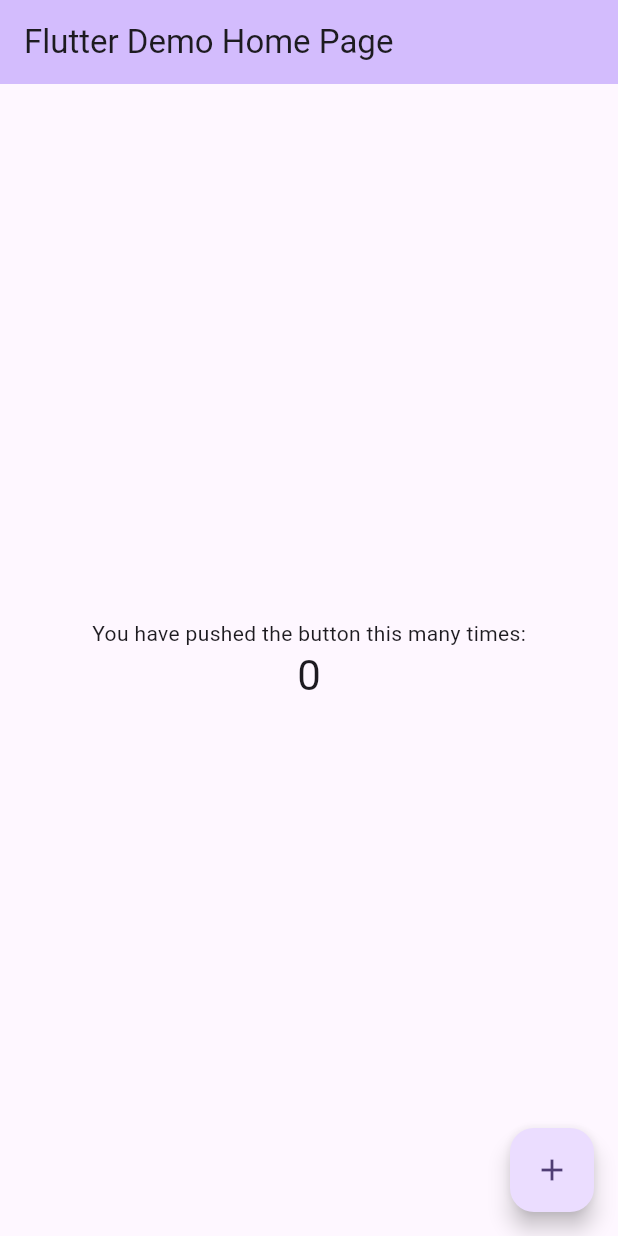
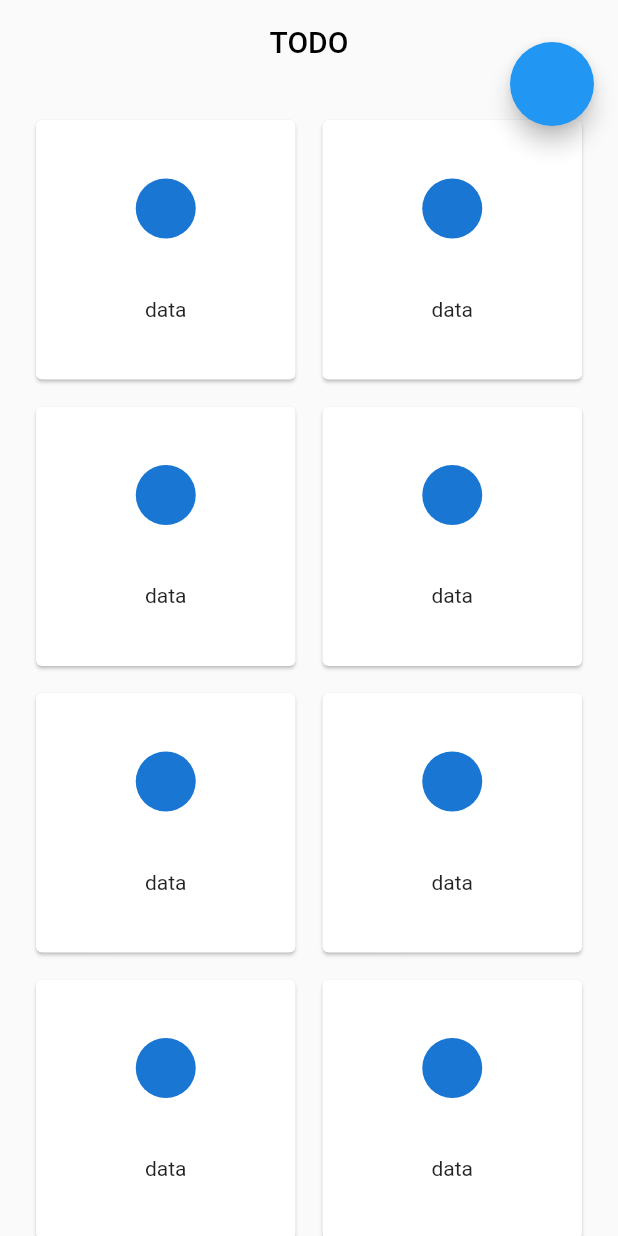
Before and after one commit to Swethanidhun/McMillan-Task, a Flutter app: the screen it shows after launch, on a phone screen of 412 x 824 dp. Run offline on Flutter 3.47's test engine with Material 2 defaults, Android fonts, the light colour scheme and no system bars.

Commit message:
main and homepage created

```diff
--- /dev/null
+++ b/userpaymentapp/lib/homepage.dart
@@ -0,0 +1,37 @@
+import 'package:flutter/material.dart';
+
+class Homepage extends StatelessWidget {
+  const Homepage({super.key});
+
+  @override
+  Widget build(BuildContext context) {
+    return Scaffold(
+      floatingActionButton: FloatingActionButton(onPressed: () {
+
+      },),
+     floatingActionButtonLocation: FloatingActionButtonLocation.endTop,
+        appBar: AppBar(
+          title: const Center(
+              child: Text(
+            "TODO",
+            style: TextStyle(color: Colors.black),
+          )),
+          backgroundColor: Colors.transparent,
+          elevation: 0,
+        ),
+        body: GridView.builder(gridDelegate: const SliverGridDelegateWithFixedCrossAxisCount(crossAxisCount: 2,mainAxisSpacing: 10.0,crossAxisSpacing: 10.0),itemCount: 9,padding: EdgeInsets.all(20),itemBuilder: (context, index) {
+          return const Card(
+
+            child: Column(
+              mainAxisAlignment: MainAxisAlignment.spaceEvenly,
+              children: [
+                CircleAvatar(
+                ),
+                Text("data")
+              ],
+            ),
+          );
+        },)
+        );
+  }
+}
--- a/userpaymentapp/lib/main.dart
+++ b/userpaymentapp/lib/main.dart
@@ -1,125 +1,22 @@
 import 'package:flutter/material.dart';
+import 'package:userpaymentapp/homepage.dart';
 
-void main() {
+void main(List<String> args) {
   runApp(const MyApp());
 }
-
-class MyApp extends StatelessWidget {
+class MyApp extends StatefulWidget {
   const MyApp({super.key});
 
-  // This widget is the root of your application.
+  @override
+  State<MyApp> createState() => _MyAppState();
+}
+
+class _MyAppState extends State<MyApp> {
   @override
   Widget build(BuildContext context) {
-    return MaterialApp(
-      title: 'Flutter Demo',
-      theme: ThemeData(
-        // This is the theme of your application.
-        //
-        // TRY THIS: Try running your application with "flutter run". You'll see
-        // the application has a blue toolbar. Then, without quitting the app,
-        // try changing the seedColor in the colorScheme below to Colors.green
-        // and then invoke "hot reload" (save your changes or press the "hot
-        // reload" button in a Flutter-supported IDE, or press "r" if you used
-        // the command line to start the app).
-        //
-        // Notice that the counter didn't reset back to zero; the application
-        // state is not lost during the reload. To reset the state, use hot
-        // restart instead.
-        //
-        // This works for code too, not just values: Most code changes can be
-        // tested with just a hot reload.
-        colorScheme: ColorScheme.fromSeed(seedColor: Colors.deepPurple),
-        useMaterial3: true,
-      ),
-      home: const MyHomePage(title: 'Flutter Demo Home Page'),
+    return const MaterialApp(
+      debugShowCheckedModeBanner:false,
+      home: Homepage(),
     );
   }
 }
-
-class MyHomePage extends StatefulWidget {
-  const MyHomePage({super.key, required this.title});
-
-  // This widget is the home page of your application. It is stateful, meaning
-  // that it has a State object (defined below) that contains fields that affect
-  // how it looks.
-
-  // This class is the configuration for the state. It holds the values (in this
-  // case the title) provided by the parent (in this case the App widget) and
-  // used by the build method of the State. Fields in a Widget subclass are
-  // always marked "final".
-
-  final String title;
-
-  @override
-  State<MyHomePage> createState() => _MyHomePageState();
-}
-
-class _MyHomePageState extends State<MyHomePage> {
-  int _counter = 0;
-
-  void _incrementCounter() {
-    setState(() {
-      // This call to setState tells the Flutter framework that something has
-      // changed in this State, which causes it to rerun the build method below
-      // so that the display can reflect the updated values. If we changed
-      // _counter without calling setState(), then the build method would not be
-      // called again, and so nothing would appear to happen.
-      _counter++;
-    });
-  }
-
-  @override
-  Widget build(BuildContext context) {
-    // This method is rerun every time setState is called, for instance as done
-    // by the _incrementCounter method above.
-    //
-    // The Flutter framework has been optimized to make rerunning build methods
-    // fast, so that you can just rebuild anything that needs updating rather
-    // than having to individually change instances of widgets.
-    return Scaffold(
-      appBar: AppBar(
-        // TRY THIS: Try changing the color here to a specific color (to
-        // Colors.amber, perhaps?) and trigger a hot reload to see the AppBar
-        // change color while the other colors stay the same.
-        backgroundColor: Theme.of(context).colorScheme.inversePrimary,
-        // Here we take the value from the MyHomePage object that was created by
-        // the App.build method, and use it to set our appbar title.
-        title: Text(widget.title),
-      ),
-      body: Center(
-        // Center is a layout widget. It takes a single child and positions it
-        // in the middle of the parent.
-        child: Column(
-          // Column is also a layout widget. It takes a list of children and
-          // arranges them vertically. By default, it sizes itself to fit its
-          // children horizontally, and tries to be as tall as its parent.
-          //
-          // Column has various properties to control how it sizes itself and
-          // how it positions its children. Here we use mainAxisAlignment to
-          // center the children vertically; the main axis here is the vertical
-          // axis because Columns are vertical (the cross axis would be
-          // horizontal).
-          //
-          // TRY THIS: Invoke "debug painting" (choose the "Toggle Debug Paint"
-          // action in the IDE, or press "p" in the console), to see the
-          // wireframe for each widget.
-          mainAxisAlignment: MainAxisAlignment.center,
-          children: <Widget>[
-            const Text(
-              'You have pushed the button this many times:',
-            ),
-            Text(
-              '$_counter',
-              style: Theme.of(context).textTheme.headlineMedium,
-            ),
-          ],
-        ),
-      ),
-      floatingActionButton: FloatingActionButton(
-        onPressed: _incrementCounter,
-        tooltip: 'Increment',
-        child: const Icon(Icons.add),
-      ), // This trailing comma makes auto-formatting nicer for build methods.
-    );
-  }
-}
```
